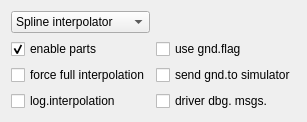
First picture: the form in src/blackgui/editors/interpolationsetupform.ui, repository swift-project/pilotclient, before the edit.
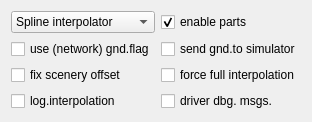
Second picture: the form after the edit.

Commit message:
Ref T261, allow to enable/disable "fix scenery offset" via setup
* added UI functions
* fixed setup model
* use setup in interpolator

Diff of the .ui file:
```diff
--- a/src/blackgui/editors/interpolationsetupform.ui
+++ b/src/blackgui/editors/interpolationsetupform.ui
@@ -14,13 +14,6 @@
    <string>Frame</string>
   </property>
   <layout class="QGridLayout" name="gridLayout">
-   <item row="2" column="0">
-    <widget class="QCheckBox" name="cb_ForceFullInterpolation">
-     <property name="text">
-      <string>force full interpolation</string>
-     </property>
-    </widget>
-   </item>
    <item row="3" column="1">
     <widget class="QCheckBox" name="cb_DebugDriver">
      <property name="text">
@@ -28,23 +21,6 @@
      </property>
     </widget>
    </item>
-   <item row="1" column="1">
-    <widget class="QCheckBox" name="cb_EnableGndFlag">
-     <property name="text">
-      <string>use gnd.flag</string>
-     </property>
-    </widget>
-   </item>
-   <item row="1" column="0">
-    <widget class="QCheckBox" name="cb_EnableParts">
-     <property name="text">
-      <string>enable parts</string>
-     </property>
-     <property name="checked">
-      <bool>true</bool>
-     </property>
-    </widget>
-   </item>
    <item row="3" column="0">
     <widget class="QCheckBox" name="cb_LogInterpolation">
      <property name="text">
@@ -52,13 +28,6 @@
      </property>
     </widget>
    </item>
-   <item row="2" column="1">
-    <widget class="QCheckBox" name="cb_SendGndFlagToSim">
-     <property name="text">
-      <string>send gnd.to simulator</string>
-     </property>
-    </widget>
-   </item>
    <item row="0" column="0">
     <widget class="QComboBox" name="co_InterpolatorMode">
      <item>
@@ -73,6 +42,44 @@
      </item>
     </widget>
    </item>
+   <item row="0" column="1">
+    <widget class="QCheckBox" name="cb_EnableParts">
+     <property name="text">
+      <string>enable parts</string>
+     </property>
+     <property name="checked">
+      <bool>true</bool>
+     </property>
+    </widget>
+   </item>
+   <item row="1" column="0">
+    <widget class="QCheckBox" name="cb_EnableGndFlag">
+     <property name="text">
+      <string>use (network) gnd.flag</string>
+     </property>
+    </widget>
+   </item>
+   <item row="1" column="1">
+    <widget class="QCheckBox" name="cb_SendGndFlagToSim">
+     <property name="text">
+      <string>send gnd.to simulator</string>
+     </property>
+    </widget>
+   </item>
+   <item row="2" column="1">
+    <widget class="QCheckBox" name="cb_ForceFullInterpolation">
+     <property name="text">
+      <string>force full interpolation</string>
+     </property>
+    </widget>
+   </item>
+   <item row="2" column="0">
+    <widget class="QCheckBox" name="cb_FixSceneryOffset">
+     <property name="text">
+      <string>fix scenery offset</string>
+     </property>
+    </widget>
+   </item>
   </layout>
  </widget>
  <resources/>
```
The commit also changes 6 other files.
